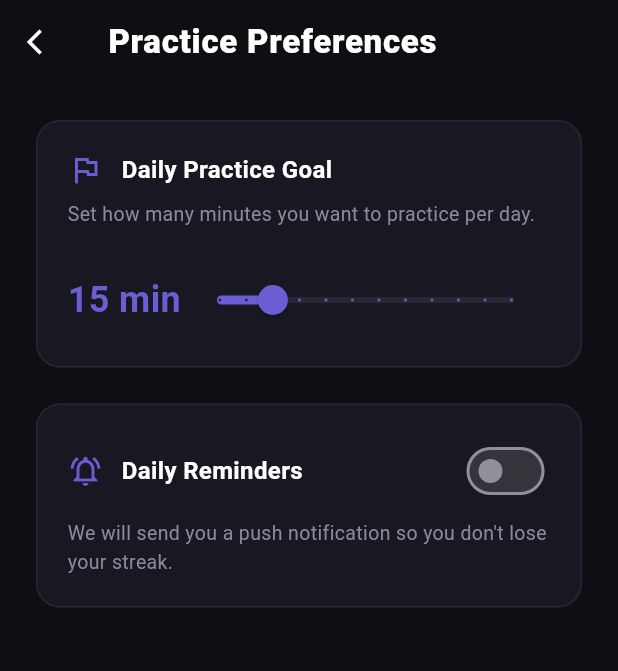
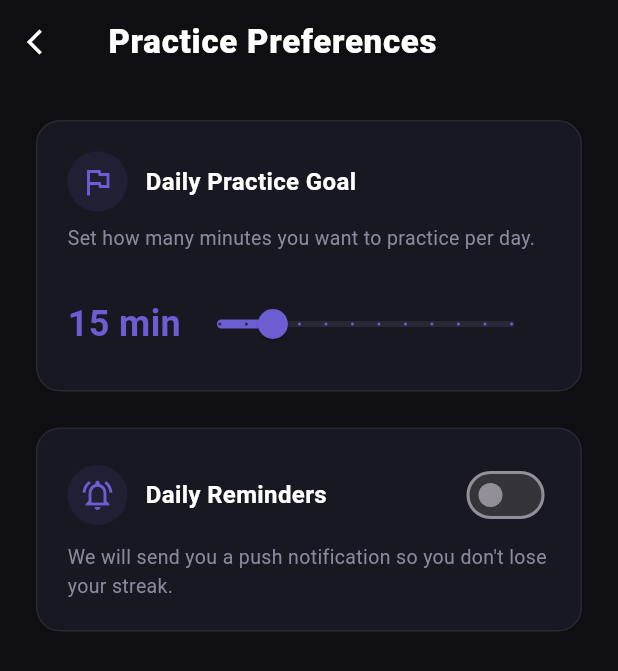
Before and after one commit to YaderPR/SpeakRight, a Flutter app: the PracticePreferencesScreen screen opened directly, on a phone screen of 412 x 824 dp. Shown: the top 671 px of the screen. Run offline on Flutter 3.47's test engine with Material 3 defaults, Android fonts, the phone set to English and light mode, and no system bars; our stand-ins replace dio, flutter_local_notifications, flutter_riverpod, get_it, shared_preferences, sqflite and 1 more; missing offline and left inert: record, sherpa_onnx; accounts and stored records are empty.

Commit message:
fix: resolve localizations gen path and const modifier issues

```diff
--- a/lib/main.dart
+++ b/lib/main.dart
@@ -1,7 +1,7 @@
 import 'package:flutter/material.dart';
 import 'package:flutter_riverpod/flutter_riverpod.dart';
 import 'package:flutter_localizations/flutter_localizations.dart';
-import 'package:flutter_gen/gen_l10n/app_localizations.dart';
+import 'package:speak_right/l10n/app_localizations.dart';
 import 'package:speak_right/core/di/injection_container.dart' as di;
 import 'package:speak_right/presentation/practice/views/practice_screen.dart';
 import 'package:speak_right/presentation/settings/viewmodels/preferences_viewmodel.dart';
@@ -34,16 +34,13 @@ class SpeakRightApp extends ConsumerWidget {
         useMaterial3: true,
       ),
       locale: Locale(preferencesState.languageCode),
-      localizationsDelegates: const [
+      localizationsDelegates: [
         AppLocalizations.delegate,
         GlobalMaterialLocalizations.delegate,
         GlobalWidgetsLocalizations.delegate,
         GlobalCupertinoLocalizations.delegate,
       ],
-      supportedLocales: const [
-        Locale('en'),
-        Locale('es'),
-      ],
+      supportedLocales: AppLocalizations.supportedLocales,
       home: const PracticeScreen(),
     );
   }
--- a/lib/presentation/practice/views/practice_screen.dart
+++ b/lib/presentation/practice/views/practice_screen.dart
@@ -1,6 +1,6 @@
 import 'package:flutter/material.dart';
 import 'package:flutter_riverpod/flutter_riverpod.dart';
-import 'package:flutter_gen/gen_l10n/app_localizations.dart';
+import 'package:speak_right/l10n/app_localizations.dart';
 import 'package:speak_right/domain/entities/transcription_result.dart';
 import 'package:speak_right/presentation/practice/state/practice_state.dart';
 import 'package:speak_right/presentation/practice/viewmodels/practice_providers.dart';
--- a/lib/presentation/settings/views/audio_settings_screen.dart
+++ b/lib/presentation/settings/views/audio_settings_screen.dart
@@ -1,6 +1,6 @@
 import 'package:flutter/material.dart';
 import 'package:flutter_riverpod/flutter_riverpod.dart';
-import 'package:flutter_gen/gen_l10n/app_localizations.dart';
+import 'package:speak_right/l10n/app_localizations.dart';
 import 'package:speak_right/presentation/settings/viewmodels/preferences_viewmodel.dart';
 
 class AudioSettingsScreen extends ConsumerWidget {
--- a/lib/presentation/settings/views/practice_preferences_screen.dart
+++ b/lib/presentation/settings/views/practice_preferences_screen.dart
@@ -1,6 +1,6 @@
 import 'package:flutter/material.dart';
 import 'package:flutter_riverpod/flutter_riverpod.dart';
-import 'package:flutter_gen/gen_l10n/app_localizations.dart';
+import 'package:speak_right/l10n/app_localizations.dart';
 import 'package:speak_right/presentation/settings/viewmodels/preferences_viewmodel.dart';
 
 class PracticePreferencesScreen extends ConsumerWidget {
@@ -50,10 +50,17 @@ class PracticePreferencesScreen extends ConsumerWidget {
             child: Column(
               crossAxisAlignment: CrossAxisAlignment.start,
               children: [
-                const Row(
+                Row(
                   children: [
-                    Icon(Icons.flag_outlined, color: primaryAccent),
-                    SizedBox(width: 12),
+                    Container(
+                      padding: const EdgeInsets.all(8),
+                      decoration: BoxDecoration(
+                        color: primaryAccent.withOpacity(0.1),
+                        shape: BoxShape.circle,
+                      ),
+                      child: const Icon(Icons.flag_outlined, color: primaryAccent),
+                    ),
+                    const SizedBox(width: 12),
                     Text(
                       l10n.dailyPracticeGoal,
                       style: const TextStyle(
@@ -114,10 +121,17 @@ class PracticePreferencesScreen extends ConsumerWidget {
                 Row(
                   mainAxisAlignment: MainAxisAlignment.spaceBetween,
                   children: [
-                    const Row(
+                    Row(
                       children: [
-                        Icon(Icons.notifications_active_outlined, color: primaryAccent),
-                        SizedBox(width: 12),
+                        Container(
+                          padding: const EdgeInsets.all(8),
+                          decoration: BoxDecoration(
+                            color: primaryAccent.withOpacity(0.1),
+                            shape: BoxShape.circle,
+                          ),
+                          child: const Icon(Icons.notifications_active_outlined, color: primaryAccent),
+                        ),
+                        const SizedBox(width: 12),
                         Text(
                           l10n.dailyReminders,
                           style: const TextStyle(
--- a/lib/presentation/settings/views/settings_screen.dart
+++ b/lib/presentation/settings/views/settings_screen.dart
@@ -1,6 +1,6 @@
 import 'package:flutter/material.dart';
 import 'package:flutter_riverpod/flutter_riverpod.dart';
-import 'package:flutter_gen/gen_l10n/app_localizations.dart';
+import 'package:speak_right/l10n/app_localizations.dart';
 import 'package:speak_right/presentation/settings/views/speech_models_screen.dart';
 import 'package:speak_right/presentation/settings/views/practice_preferences_screen.dart';
 import 'package:speak_right/presentation/settings/views/audio_settings_screen.dart';
--- a/lib/presentation/settings/views/speech_models_screen.dart
+++ b/lib/presentation/settings/views/speech_models_screen.dart
@@ -1,6 +1,6 @@
 import 'package:flutter/material.dart';
 import 'package:flutter_riverpod/flutter_riverpod.dart';
-import 'package:flutter_gen/gen_l10n/app_localizations.dart';
+import 'package:speak_right/l10n/app_localizations.dart';
 import 'package:speak_right/domain/entities/stt_model_package.dart';
 import 'package:speak_right/presentation/settings/viewmodels/preferences_viewmodel.dart';
 import 'package:speak_right/presentation/settings/viewmodels/settings_providers.dart';
```
